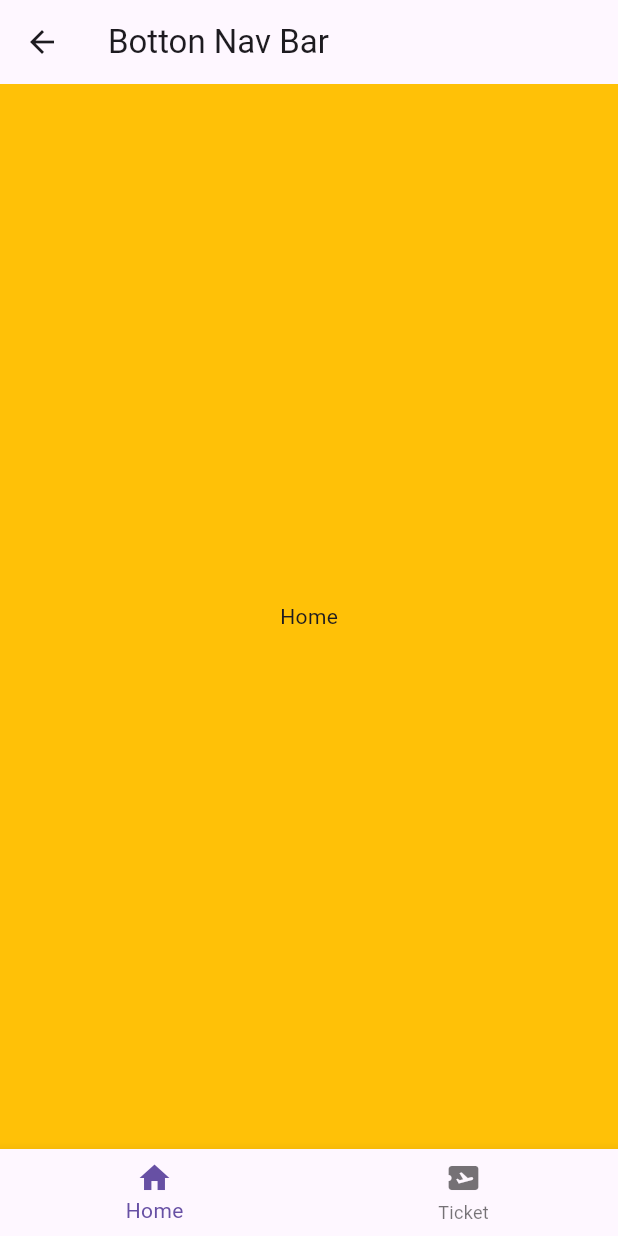
After one commit to ygcoutinho/flutter_playground, a Flutter app: the screen it shows after launch, after a tap on "Bottom Nav Bar", on a phone screen of 412 x 824 dp. The commit adds this screen. Run offline on Flutter 3.47's test engine with Material 2 defaults, Android fonts, the phone set to English and light mode, and no system bars.

Commit message:
bottom nav bar

```diff
--- a/lib/main.dart
+++ b/lib/main.dart
@@ -1,8 +1,9 @@
 import 'package:flutter/material.dart';
+import 'package:flutter_playground/pages/botton_nav_bar/botton_nav_bar_page.dart';
 import 'package:flutter_playground/pages/buttons/buttons_page.dart';
 import 'package:flutter_playground/pages/container/container_page.dart';
 import 'package:flutter_playground/pages/dialogs/dialogs_page.dart';
-import 'package:flutter_playground/forms/forms_page.dart';
+import 'package:flutter_playground/pages/forms/forms_page.dart';
 import 'package:flutter_playground/pages/home/home_page.dart';
 import 'package:flutter_playground/pages/json_read/json_read_page.dart';
 import 'package:flutter_playground/pages/layout_builder/layout_builder_page.dart';
@@ -36,6 +37,7 @@ class MyApp extends StatelessWidget {
         '/snackbar': (_) => const SnackbarPage(),
         '/forms': (_) => const FormsPage(),
         '/jsonread': (_) => const JsonReadPage(),
+        '/bottombar': (_) => const BottomNavBarPage(),
       },
     );
   }
--- /dev/null
+++ b/lib/pages/botton_nav_bar/bnb_page1.dart
@@ -0,0 +1,15 @@
+import 'package:flutter/material.dart';
+
+class BnbPage1 extends StatelessWidget {
+  const BnbPage1({Key? key}) : super(key: key);
+
+  @override
+  Widget build(BuildContext context) {
+    return Container(
+      height: double.infinity,
+      width: double.infinity,
+      color: Colors.amber,
+      child: const Center(child: Text('Home')),
+    );
+  }
+}
--- /dev/null
+++ b/lib/pages/botton_nav_bar/botton_nav_bar_page.dart
@@ -0,0 +1,40 @@
+import 'package:flutter/material.dart';
+import 'package:flutter_playground/pages/botton_nav_bar/bnb_page1.dart';
+import 'package:flutter_playground/pages/botton_nav_bar/bnb_page2.dart';
+
+class BottomNavBarPage extends StatefulWidget {
+  const BottomNavBarPage({Key? key}) : super(key: key);
+
+  @override
+  State<BottomNavBarPage> createState() => _BottomNavBarPageState();
+}
+
+class _BottomNavBarPageState extends State<BottomNavBarPage> {
+  var _indexNavBar = 0;
+  static const _pages = [BnbPage1(), BnbPage2()];
+  @override
+  Widget build(BuildContext context) {
+    return Scaffold(
+      appBar: AppBar(
+        title: const Text('Botton Nav Bar'),
+      ),
+      bottomNavigationBar: BottomNavigationBar(
+        onTap: (value) => setState(() {
+          _indexNavBar = value;
+        }),
+        currentIndex: _indexNavBar,
+        items: const [
+          BottomNavigationBarItem(
+            icon: Icon(Icons.home),
+            label: 'Home',
+          ),
+          BottomNavigationBarItem(
+            icon: Icon(Icons.airplane_ticket),
+            label: 'Ticket',
+          ),
+        ],
+      ),
+      body: _pages[_indexNavBar],
+    );
+  }
+}
--- a/lib/pages/home/home_page.dart
+++ b/lib/pages/home/home_page.dart
@@ -17,6 +17,7 @@ enum PopUpMenuPages {
   snackbar,
   forms,
   jsonread,
+  bottombar,
 }
 
 class _HomePageState extends State<HomePage> {
@@ -58,6 +59,9 @@ class _HomePageState extends State<HomePage> {
                 case PopUpMenuPages.jsonread:
                   Navigator.of(context).pushNamed('/jsonread');
                   break;
+                case PopUpMenuPages.bottombar:
+                  Navigator.of(context).pushNamed('/bottombar');
+                  break;
                 default:
               }
             },
@@ -97,7 +101,11 @@ class _HomePageState extends State<HomePage> {
               const PopupMenuItem(
                 value: PopUpMenuPages.jsonread,
                 child: Text('Json Read'),
-              )
+              ),
+              const PopupMenuItem(
+                value: PopUpMenuPages.bottombar,
+                child: Text('Botton Nav Bar'),
+              ),
             ],
           ),
         ],
@@ -143,6 +151,10 @@ class _HomePageState extends State<HomePage> {
                 onPressed: () => Navigator.of(context).pushNamed('/jsonread'),
                 child: const Text('Json Read'),
               ),
+              ElevatedButton(
+                onPressed: () => Navigator.of(context).pushNamed('/bottombar'),
+                child: const Text('Bottom Nav Bar'),
+              ),
             ],
           ),
         ),
```
Also changed, not shown: lib/pages/botton_nav_bar/bnb_page2.dart (added, +15 -0 lines), lib/pages/forms/forms_page.dart (renamed from lib/forms/forms_page.dart).
